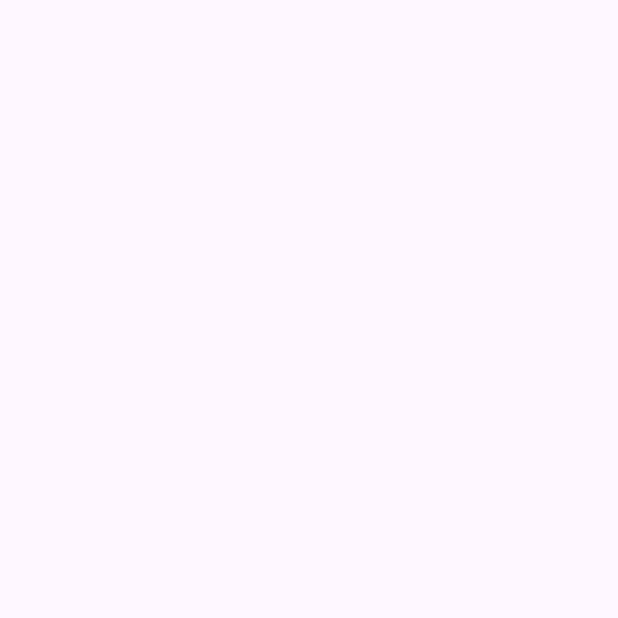
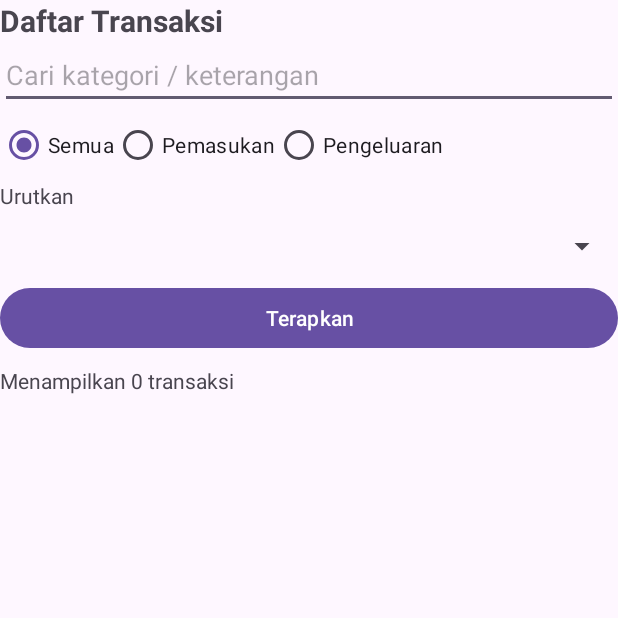
Before and after one commit to FelixVal05/Dompetku_C14240190, an Android app: the TransaksiActivity screen opened directly, with no data from a screen before it, on a phone screen of 412 x 824 dp, the top half of it. Before the commit the part shown is empty. Run offline under Robolectric (Android 15) with nearby library versions, the phone set to English and light mode, and no system bars.

Commit message:
Add: Desain activity_transaksi.xml

```diff
--- a/app/src/main/res/layout/activity_transaksi.xml
+++ b/app/src/main/res/layout/activity_transaksi.xml
@@ -1,10 +1,89 @@
 <?xml version="1.0" encoding="utf-8"?>
-<androidx.constraintlayout.widget.ConstraintLayout xmlns:android="http://schemas.android.com/apk/res/android"
-    xmlns:app="http://schemas.android.com/apk/res-auto"
+<LinearLayout xmlns:android="http://schemas.android.com/apk/res/android"
     xmlns:tools="http://schemas.android.com/tools"
     android:id="@+id/main"
     android:layout_width="match_parent"
     android:layout_height="match_parent"
+    android:orientation="vertical"
+    android:padding="16dp"
     tools:context=".TransaksiActivity">
 
-</androidx.constraintlayout.widget.ConstraintLayout>
+    <TextView
+        android:layout_width="match_parent"
+        android:layout_height="wrap_content"
+        android:text="Daftar Transaksi"
+        android:textSize="20sp"
+        android:textStyle="bold">
+    </TextView>
+
+    <EditText
+        android:id="@+id/etCari"
+        android:layout_width="match_parent"
+        android:layout_height="wrap_content"
+        android:hint="Cari kategori / keterangan">
+    </EditText>
+
+    <RadioGroup
+        android:id="@+id/rgFilter"
+        android:layout_width="match_parent"
+        android:layout_height="wrap_content"
+        android:orientation="horizontal">
+
+        <RadioButton
+            android:id="@+id/rbSemua"
+            android:layout_width="wrap_content"
+            android:layout_height="wrap_content"
+            android:checked="true"
+            android:text="Semua">
+        </RadioButton>
+
+        <RadioButton
+            android:id="@+id/rbFilterPemasukan"
+            android:layout_width="wrap_content"
+            android:layout_height="wrap_content"
+            android:text="Pemasukan">
+        </RadioButton>
+
+        <RadioButton
+            android:id="@+id/rbFilterPengeluaran"
+            android:layout_width="wrap_content"
+            android:layout_height="wrap_content"
+            android:text="Pengeluaran">
+        </RadioButton>
+    </RadioGroup>
+
+    <TextView
+        android:layout_width="wrap_content"
+        android:layout_height="wrap_content"
+        android:text="Urutkan">
+    </TextView>
+
+    <Spinner
+        android:id="@+id/spUrut"
+        android:layout_width="match_parent"
+        android:layout_height="48dp">
+    </Spinner>
+
+    <Button
+        android:id="@+id/btnTerapkan"
+        android:layout_width="match_parent"
+        android:layout_height="wrap_content"
+        android:text="Terapkan">
+    </Button>
+
+    <TextView
+        android:id="@+id/tvInfo"
+        android:layout_width="match_parent"
+        android:layout_height="wrap_content"
+        android:layout_marginTop="8dp"
+        android:text="Menampilkan 0 transaksi">
+    </TextView>
+
+    <androidx.recyclerview.widget.RecyclerView
+        android:id="@+id/rvSemuaTransaksi"
+        android:layout_width="match_parent"
+        android:layout_height="0dp"
+        android:layout_weight="1">
+    </androidx.recyclerview.widget.RecyclerView>
+
+</LinearLayout>
```
